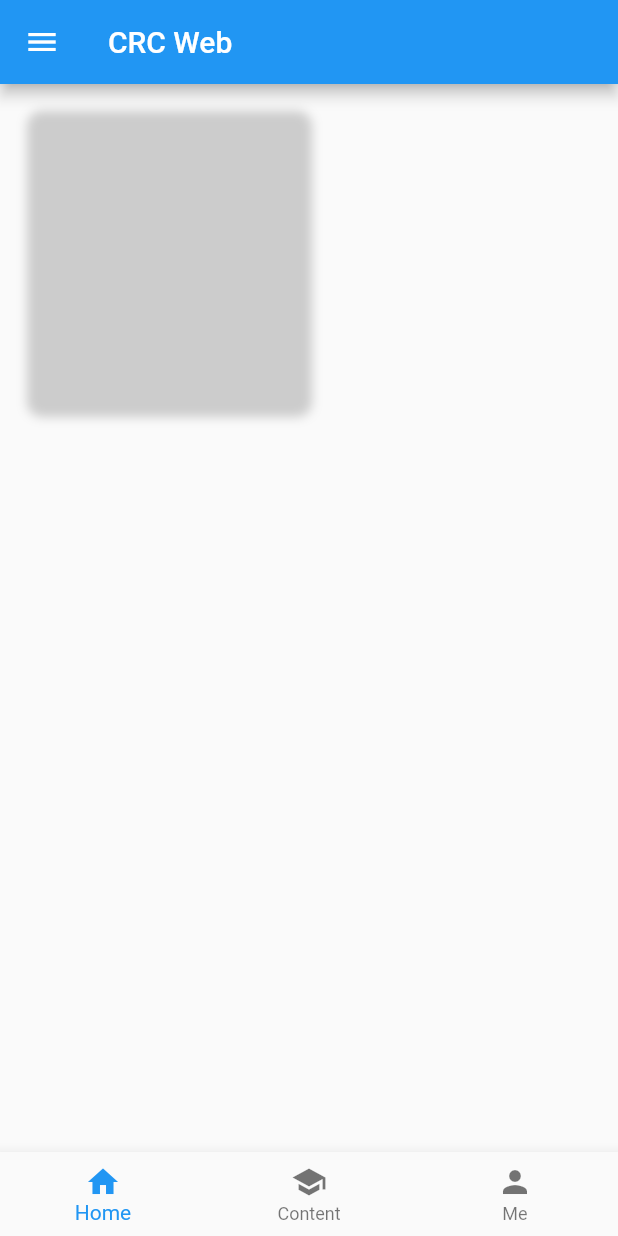
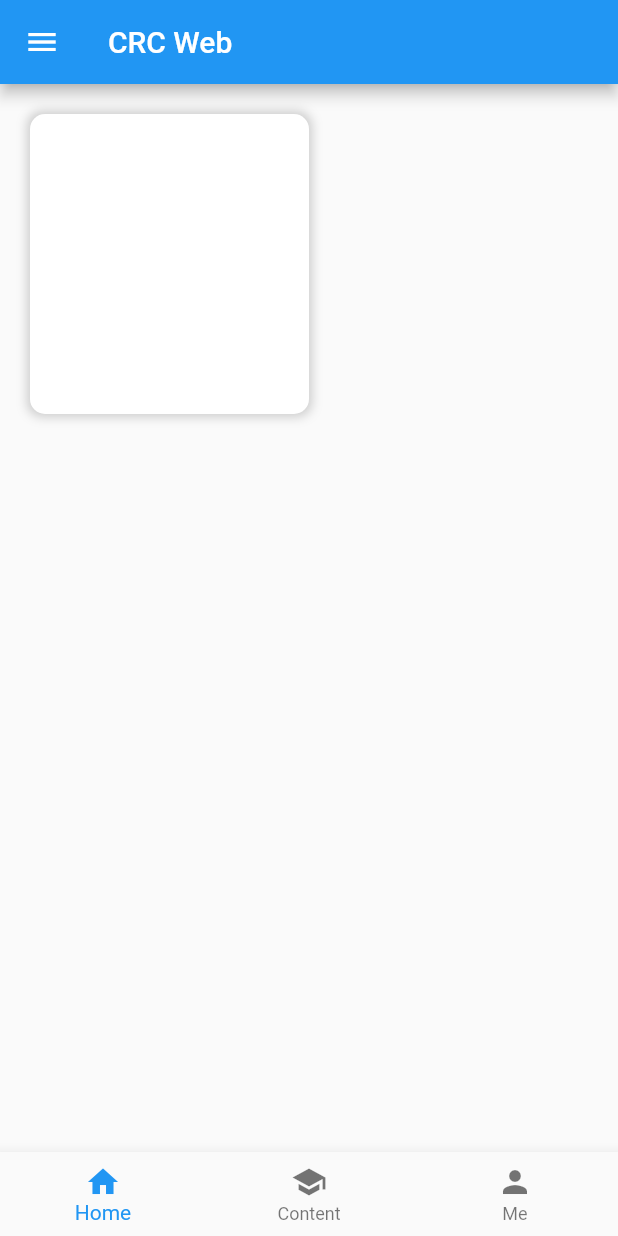
Before and after one commit to ImNotDarren/CRCWeb, a Flutter app: the screen it shows after launch, on a phone screen of 412 x 824 dp. Run offline on Flutter 3.47's test engine with Material 2 defaults, Android fonts, the phone set to English and light mode, and no system bars.

Commit message:
Update landing_page.dart

```diff
--- a/lib/screens/landing_page.dart
+++ b/lib/screens/landing_page.dart
@@ -5,12 +5,10 @@ var decoration = BoxDecoration(
     //   color: Colors.blue,
     //   width: 1.3,
     // ),
+    color: Colors.white,
     boxShadow: [
       BoxShadow(
-        color: Colors.grey.withOpacity(0.5),
-        spreadRadius: 2,
-        blurRadius: 5
-      )
+          color: Colors.grey.withOpacity(0.5), spreadRadius: 2, blurRadius: 5)
     ],
     borderRadius: BorderRadius.circular(10));
 
@@ -30,12 +28,13 @@ class LandingPage extends StatelessWidget {
                     mainAxisSize: MainAxisSize.max,
                     children: [
                       Container(
-                          width: (MediaQuery.of(context).size.width - 40) * 0.5,
-                          height: 200,
-                          decoration: decoration),
+                        width: (MediaQuery.of(context).size.width - 40) * 0.5,
+                        height: 200,
+                        decoration: decoration,
+                      ),
                     ],
-                  )
-                )
+                  ),
+                ),
               ],
             )));
   }
```
